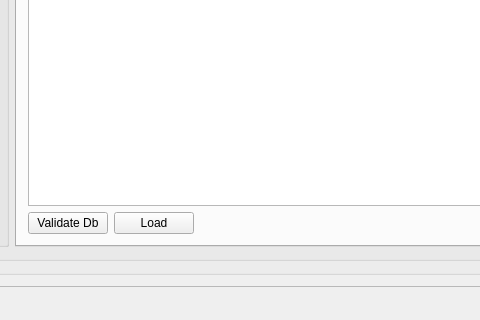
Old version of the form retek2.ui in the repository horvathzoltan/retek2; both pictures show x 601 to 1081 and y 381 to 701 of the 1360 by 701 pixel window.
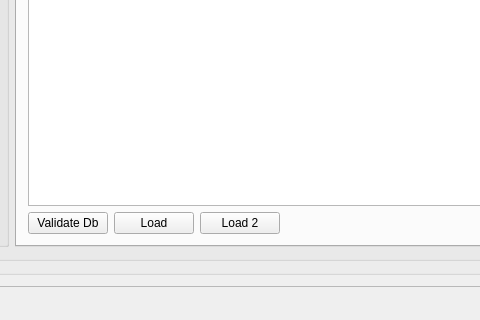
New version of the form. Icons and pictures are not drawn.

Diff of the .ui file:
```diff
--- a/retek2.ui
+++ b/retek2.ui
@@ -35,8 +35,8 @@
         <rect>
          <x>0</x>
          <y>0</y>
-         <width>1340</width>
-         <height>628</height>
+         <width>1326</width>
+         <height>649</height>
         </rect>
        </property>
        <layout class="QGridLayout" name="gridLayout_2">
@@ -525,6 +525,13 @@
                       </property>
                      </widget>
                     </item>
+                    <item>
+                     <widget class="QPushButton" name="pushButton_4">
+                      <property name="text">
+                       <string>Load 2</string>
+                      </property>
+                     </widget>
+                    </item>
                     <item>
                      <spacer name="horizontalSpacer_2">
                       <property name="orientation">
```
Left out of the diff: 2 changed lines with no effect on the pictures.
